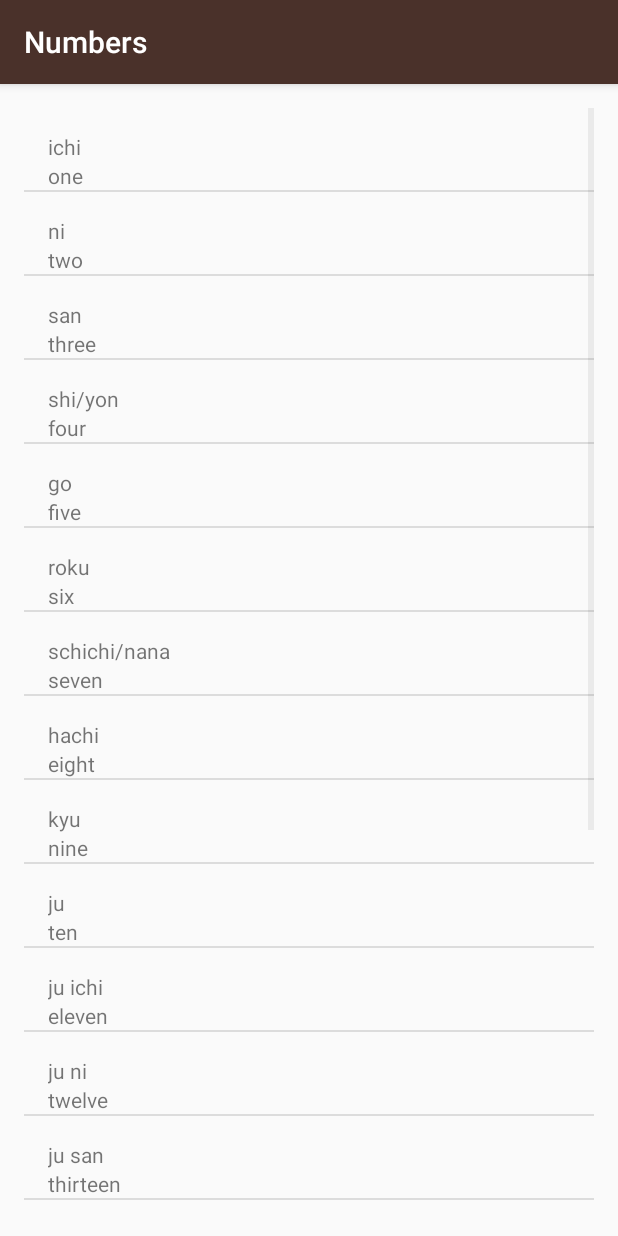
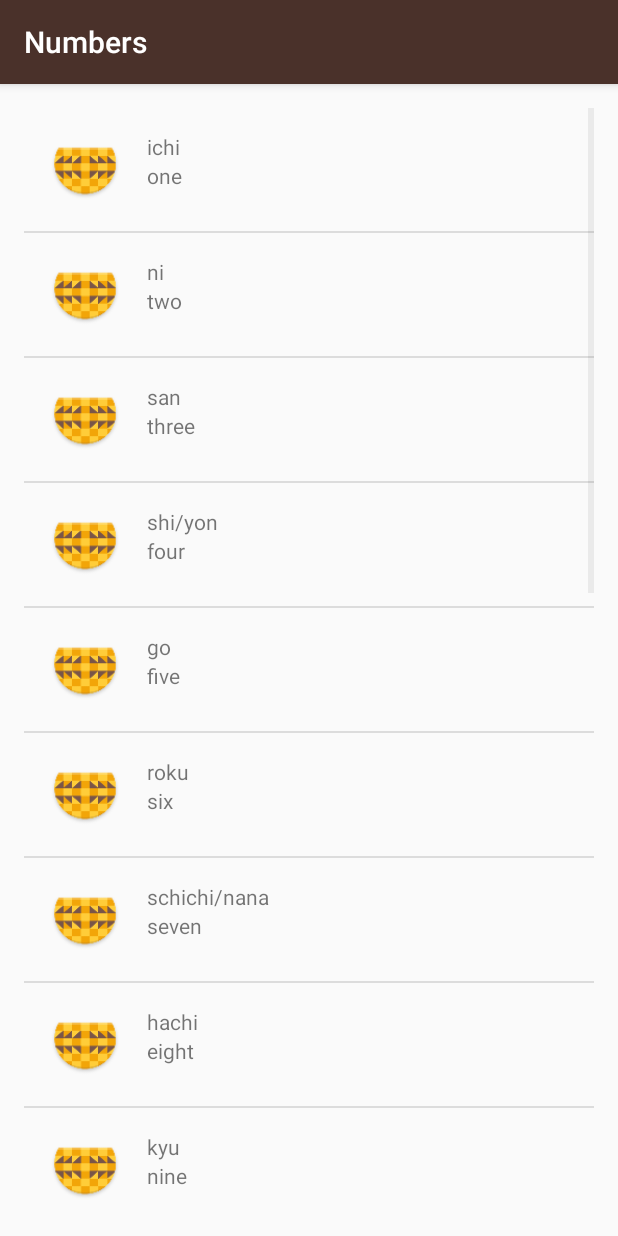
Before and after one commit to 6nguyen/Hanasu_App, an Android app: the NumbersActivity screen opened directly, with no data from a screen before it, on a phone screen of 412 x 824 dp. Run offline under Robolectric (Android 15) with nearby library versions, the phone set to English and light mode, and no system bars.

Commit message:
Add images (icon placeholder) to all activities

```diff
--- a/app/src/main/java/com/example/android/miwok/NumbersActivity.java
+++ b/app/src/main/java/com/example/android/miwok/NumbersActivity.java
@@ -15,27 +15,27 @@ public class NumbersActivity extends AppCompatActivity {
 
         ArrayList<Word> words = new ArrayList<Word>();
 
-        words.add(new Word("one","ichi"));
-        words.add(new Word("two","ni"));
-        words.add(new Word("three","san"));
-        words.add(new Word("four","shi/yon"));
-        words.add(new Word("five","go"));
-        words.add(new Word("six","roku"));
-        words.add(new Word("seven","schichi/nana"));
-        words.add(new Word("eight","hachi"));
-        words.add(new Word("nine","kyu"));
-        words.add(new Word("ten","ju"));
-        words.add(new Word("eleven","ju ichi"));
-        words.add(new Word("twelve","ju ni"));
-        words.add(new Word("thirteen","ju san"));
-        words.add(new Word("fourteen","ju yon"));
-        words.add(new Word("fifteen","ju go"));
-        words.add(new Word("twenty","ni-ju"));
-        words.add(new Word("thirty","san-ju"));
-        words.add(new Word("forty","yon-ju"));
-        words.add(new Word("one hundred","hyaku"));
-        words.add(new Word("two hundred","nihyaku"));
-        words.add(new Word("three hundred","sanbyaku"));
+        words.add(new Word("one","ichi", R.mipmap.ic_launcher));
+        words.add(new Word("two","ni", R.mipmap.ic_launcher));
+        words.add(new Word("three","san", R.mipmap.ic_launcher));
+        words.add(new Word("four","shi/yon", R.mipmap.ic_launcher));
+        words.add(new Word("five","go", R.mipmap.ic_launcher));
+        words.add(new Word("six","roku", R.mipmap.ic_launcher));
+        words.add(new Word("seven","schichi/nana", R.mipmap.ic_launcher));
+        words.add(new Word("eight","hachi", R.mipmap.ic_launcher));
+        words.add(new Word("nine","kyu", R.mipmap.ic_launcher));
+        words.add(new Word("ten","ju", R.mipmap.ic_launcher));
+        words.add(new Word("eleven","ju ichi", R.mipmap.ic_launcher));
+        words.add(new Word("twelve","ju ni", R.mipmap.ic_launcher));
+        words.add(new Word("thirteen","ju san", R.mipmap.ic_launcher));
+        words.add(new Word("fourteen","ju yon", R.mipmap.ic_launcher));
+        words.add(new Word("fifteen","ju go", R.mipmap.ic_launcher));
+        words.add(new Word("twenty","ni-ju", R.mipmap.ic_launcher));
+        words.add(new Word("thirty","san-ju", R.mipmap.ic_launcher));
+        words.add(new Word("forty","yon-ju", R.mipmap.ic_launcher));
+        words.add(new Word("one hundred","hyaku", R.mipmap.ic_launcher));
+        words.add(new Word("two hundred","nihyaku", R.mipmap.ic_launcher));
+        words.add(new Word("three hundred","sanbyaku", R.mipmap.ic_launcher));
 
     // Adding a WordAdapter list of word pairs with dividers
         WordAdapter adapter = new WordAdapter(this, words);
--- a/app/src/main/java/com/example/android/miwok/Word.java
+++ b/app/src/main/java/com/example/android/miwok/Word.java
@@ -7,14 +7,17 @@ package com.example.android.miwok;
 public class Word {
     private String mEnglishWord;
     private String mMiwokWord;
+    private int mImageResourceId;
 
 // Constructor
-    public Word(String eng, String miwok){
+    public Word(String eng, String miwok, int imageResourceId){
         mEnglishWord = eng;
         mMiwokWord = miwok;
+        mImageResourceId = imageResourceId;
     }
 
 // Accessor Methods
     public String getEnglish(){return mEnglishWord;}
     public String getMiwok(){return mMiwokWord;}
+    public int getImageResourceId(){return mImageResourceId;}
 }
--- a/app/src/main/java/com/example/android/miwok/WordAdapter.java
+++ b/app/src/main/java/com/example/android/miwok/WordAdapter.java
@@ -39,8 +39,8 @@ public class WordAdapter extends ArrayAdapter<Word> {
         TextView englishTextView = (TextView)listItemView.findViewById(R.id.english_text_view);
         englishTextView.setText(currentWord.getEnglish());
 
-        //ImageView iconView = (ImageView)listItemView.findViewById(R.id.list_item_icon);
-        //iconView.setImageResource(currentWord.getImageResourceId());
+        ImageView iconView = (ImageView)listItemView.findViewById(R.id.image);
+        iconView.setImageResource(currentWord.getImageResourceId());
 
         return listItemView;
     }
--- a/app/src/main/res/layout/list_item.xml
+++ b/app/src/main/res/layout/list_item.xml
@@ -1,13 +1,24 @@
 <?xml version="1.0" encoding="utf-8"?>
 <LinearLayout xmlns:android="http://schemas.android.com/apk/res/android"
     xmlns:tools="http://schemas.android.com/tools"
-    android:orientation="vertical"
+    android:orientation="horizontal"
     android:layout_width="match_parent"
     android:layout_height="match_parent"
-    android:paddingLeft="16dp"
-    android:paddingTop="16dp"
-    android:id="@id/list_item"
-    >
+    android:padding="16dp"
+    android:id="@id/list_item">
+
+    <ImageView
+        android:src="@mipmap/ic_launcher"
+        android:id="@+id/image"
+        android:layout_width="50dp"
+        android:layout_height="50dp" />
+
+    <LinearLayout
+        android:layout_width="90dp"
+        android:layout_height="wrap_content"
+        android:layout_weight="1"
+        android:orientation="vertical"
+        android:paddingLeft="16dp" >
 
         <TextView
             android:id="@+id/miwok_text_view"
@@ -20,5 +31,6 @@
             android:layout_width="match_parent"
             android:layout_height="wrap_content"
             tools:text="one" />
+    </LinearLayout>
 
 </LinearLayout>
```
Also changed, not shown: app/src/main/java/com/example/android/miwok/ColorsActivity.java (+8 -8 lines), app/src/main/java/com/example/android/miwok/FamilyMembersActivity.java (+12 -12 lines), app/src/main/java/com/example/android/miwok/PhrasesActivity.java (+15 -15 lines). Lines whose indentation alone changed are shown as unchanged.
